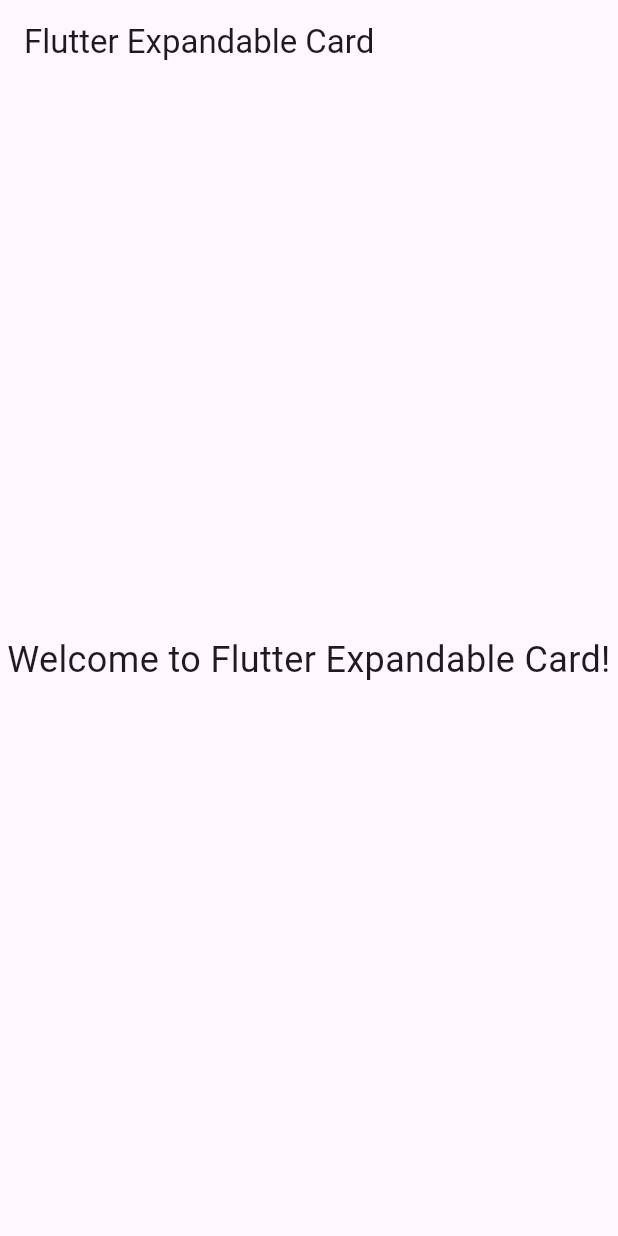
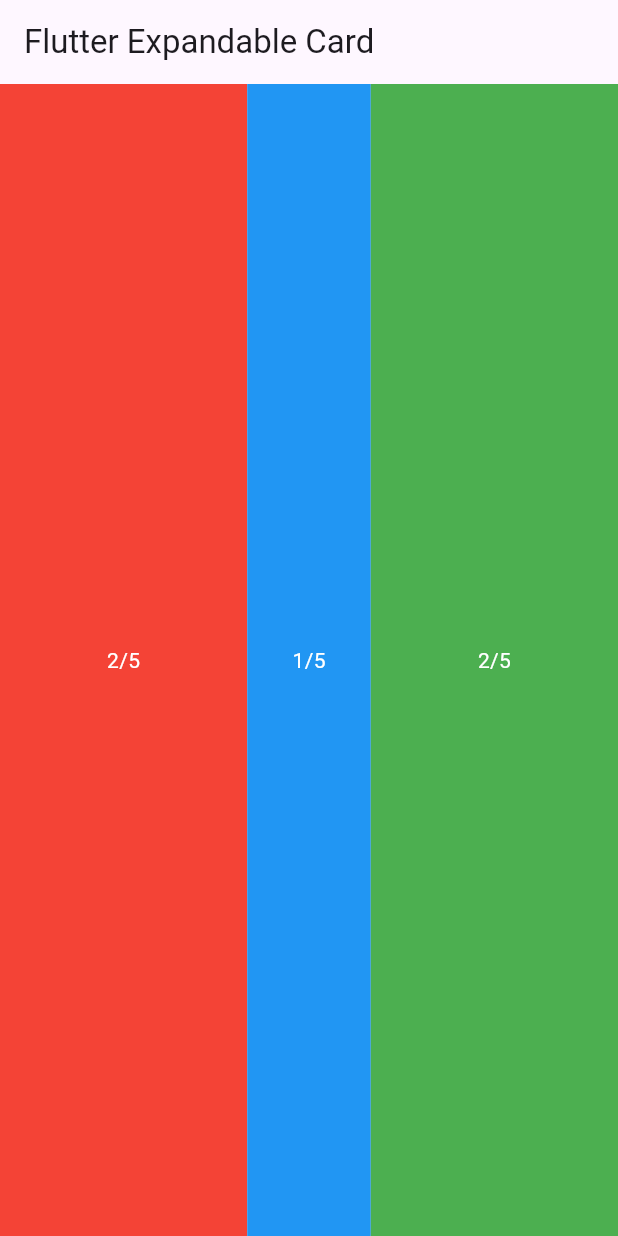
Before and after one commit to Pankaj-Suthar-25/flutter_expandable_card, a Flutter app: the screen it shows after launch, on a phone screen of 412 x 824 dp. Run offline on Flutter 3.47's test engine with Material 3 defaults, Android fonts, the phone set to English and light mode, and no system bars.

Commit message:
Simple Expanded layout

```diff
--- a/lib/main.dart
+++ b/lib/main.dart
@@ -9,7 +9,7 @@ class MyApp extends StatelessWidget {
 
   @override
   Widget build(BuildContext context) {
-    return MaterialApp(
+     return MaterialApp(
       title: 'Flutter Expandable Card',
       theme: ThemeData(
         primarySwatch: Colors.blue,
@@ -18,14 +18,39 @@ class MyApp extends StatelessWidget {
         appBar: AppBar(
           title: Text('Flutter Expandable Card'),
         ),
-        body: const Center(
-          child: Text(
-            'Welcome to Flutter Expandable Card!',
-            textAlign: TextAlign.center,
-            style: TextStyle(fontSize: 24),
-          ),
+        body: Center(
+          child: ExpandedRowFlexLayout(),
         ),
       ),
     );
   }
 }
+
+class ExpandedRowFlexLayout extends StatelessWidget {
+  const ExpandedRowFlexLayout({super.key});
+
+  @override
+  Widget build(BuildContext context) {
+    return Row(
+      children: [
+        _buildExpandedContainer(Colors.red, '2/5', 2),
+        _buildExpandedContainer(Colors.blue, '1/5', 1),
+        _buildExpandedContainer(Colors.green, '2/5', 2),
+      ],
+    );
+  }
+
+  Expanded _buildExpandedContainer(Color color, String text, int flex) {
+    return Expanded(
+      flex: flex,
+      child: Container(
+        color: color,
+        alignment: Alignment.center,
+        child: Text(
+          text,
+          style: TextStyle(color: Colors.white),
+        ),
+      ),
+    );
+  }
+}
```
